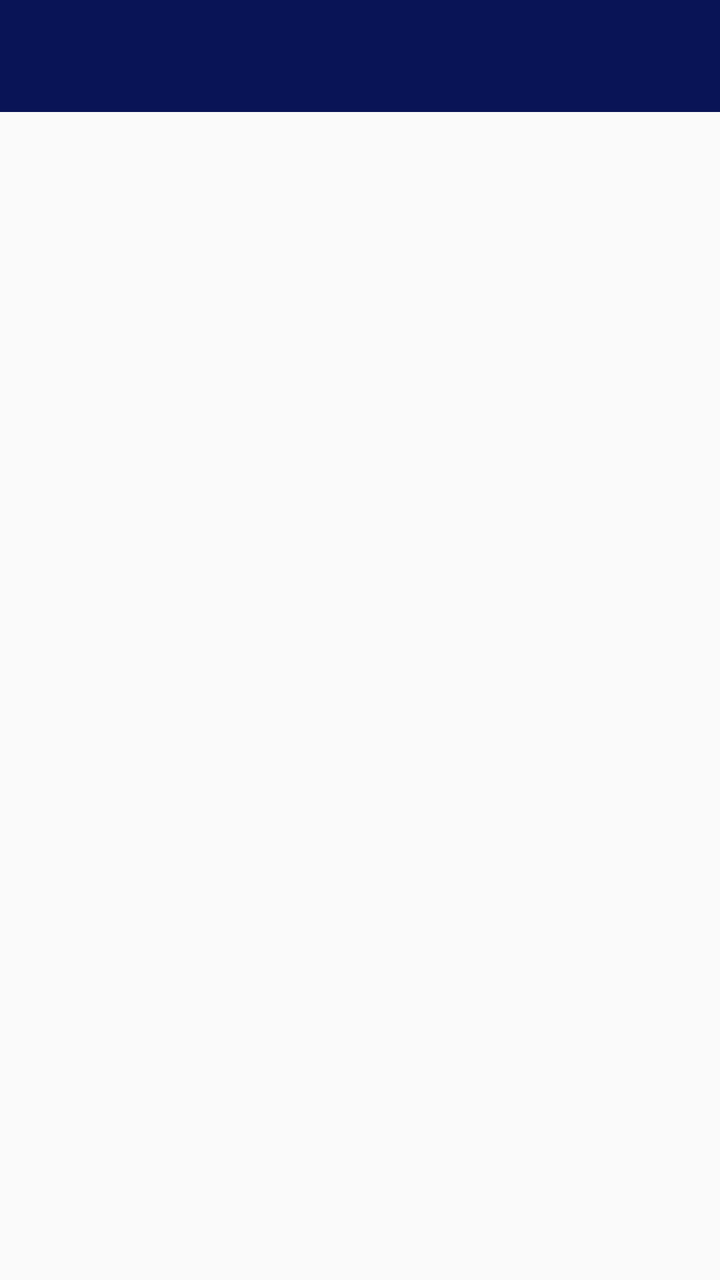
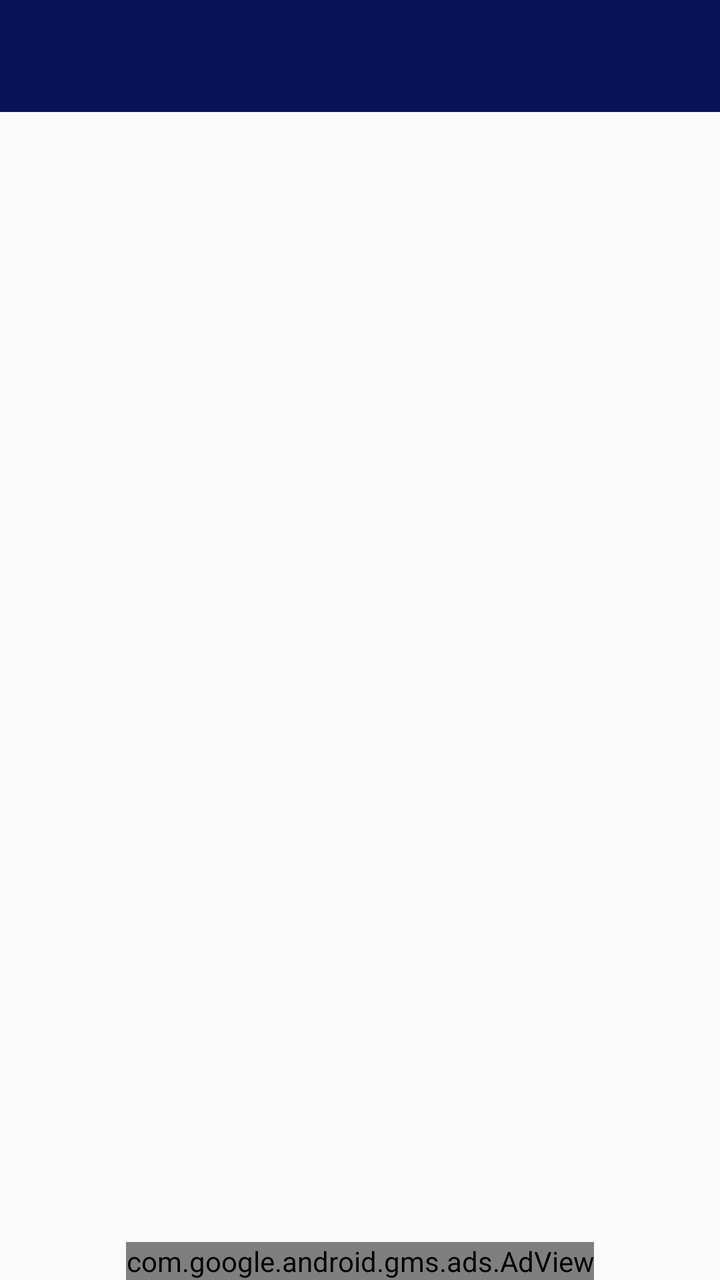

Two renders of the same Android screen: before a commit and after it. Below are the layout's source before the change and the commit's diff.
<!-- AndroidManifest.xml: activity theme AppTheme.NoActionBar -->
<!-- res/layout/activity_main.xml -->
<?xml version="1.0" encoding="utf-8"?>
<androidx.constraintlayout.widget.ConstraintLayout xmlns:android="http://schemas.android.com/apk/res/android"
    xmlns:app="http://schemas.android.com/apk/res-auto"
    xmlns:tools="http://schemas.android.com/tools"
    android:layout_width="match_parent"
    android:layout_height="match_parent"
    tools:context=".BasicUserActivity">

    <com.google.android.material.appbar.AppBarLayout
        android:id="@+id/toolbaar"
        android:layout_width="match_parent"
        android:layout_height="wrap_content"
        android:theme="@style/AppTheme.AppBarOverlay"
        tools:ignore="MissingConstraints">

        <androidx.appcompat.widget.Toolbar
            android:id="@+id/toolbar"
            android:layout_width="match_parent"
            android:layout_height="?attr/actionBarSize"
            android:background="?attr/colorPrimary"
            app:popupTheme="@style/AppTheme.PopupOverlay" />

    </com.google.android.material.appbar.AppBarLayout>


    <FrameLayout
        android:id="@+id/main_fragment"
        android:layout_width="match_parent"
        android:layout_height="match_parent"
        android:orientation="vertical"
        app:layout_constraintBottom_toBottomOf="parent"
        app:layout_constraintHorizontal_bias="0.0"
        app:layout_constraintLeft_toLeftOf="parent"
        app:layout_constraintRight_toRightOf="parent"
        app:layout_constraintTop_toTopOf="parent"
        app:layout_constraintVertical_bias="0.0">


    </FrameLayout>

</androidx.constraintlayout.widget.ConstraintLayout>
<!-- resources referenced by this layout -->
<resources>
  <style name="AppTheme.AppBarOverlay" parent="ThemeOverlay.AppCompat.Dark.ActionBar" />
  <style name="AppTheme.PopupOverlay" parent="ThemeOverlay.AppCompat.Light" />
  <style name="AppTheme.NoActionBar">
          <item name="windowActionBar">false</item>
          <item name="windowNoTitle">true</item>
      </style>
</resources>

<!-- the commit's change to res/layout/activity_main.xml (unified diff, before → after) -->
@@ -35,7 +35,24 @@
         app:layout_constraintTop_toTopOf="parent"
         app:layout_constraintVertical_bias="0.0">
 
+        <LinearLayout
+            android:layout_width="match_parent"
+            android:layout_gravity="center_horizontal"
+            android:gravity="bottom|center_horizontal"
+            android:layout_marginBottom="@dimen/_10sdp"
+            android:layout_height="match_parent">
+        <com.google.android.gms.ads.AdView
+            android:id="@+id/adView"
+            android:layout_width="wrap_content"
+            android:layout_height="wrap_content"
+            app:adSize="BANNER"
+            app:adUnitId="ca-app-pub-3940256099942544/6300978111">
+
+        </com.google.android.gms.ads.AdView>
+        </LinearLayout>
+
 
     </FrameLayout>
 
+
 </androidx.constraintlayout.widget.ConstraintLayout>
